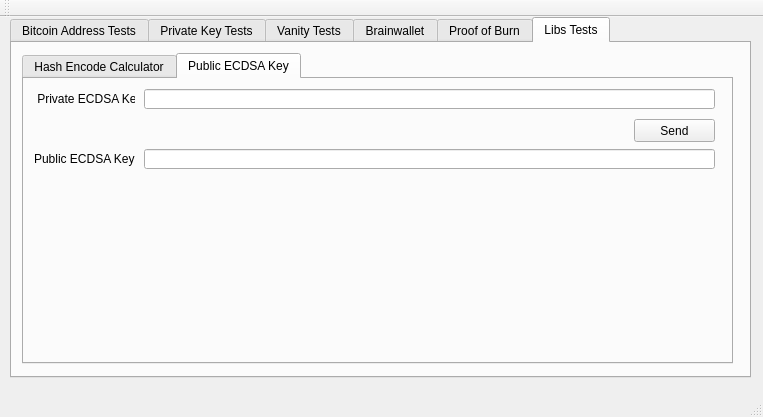
The window that src/bitcointests.ui (cosmycdevs/cryptotoolbox) describes before a commit, drawn with Qt 5.
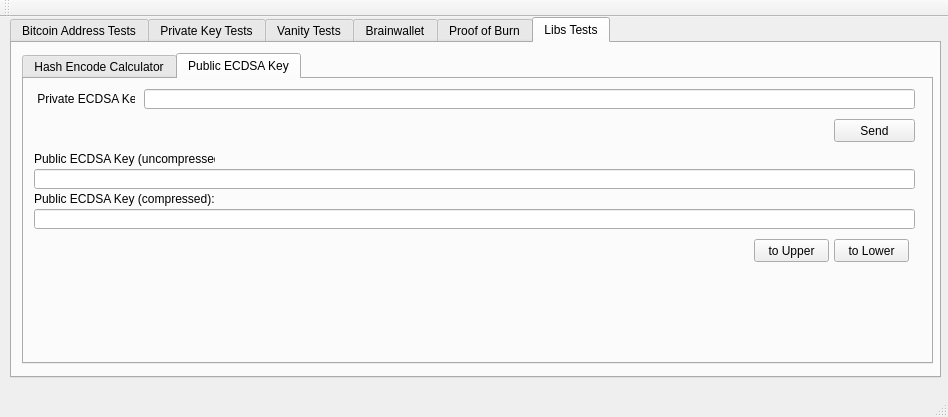
The same window after the commit. The open tabs and pages were chosen to show the change.

Patch:
```diff
--- a/src/bitcointests.ui
+++ b/src/bitcointests.ui
@@ -6,7 +6,7 @@
    <rect>
     <x>0</x>
     <y>0</y>
-    <width>763</width>
+    <width>948</width>
     <height>417</height>
    </rect>
   </property>
@@ -19,7 +19,7 @@
      <rect>
       <x>10</x>
       <y>0</y>
-      <width>741</width>
+      <width>931</width>
       <height>361</height>
      </rect>
     </property>
@@ -301,7 +301,7 @@
        <rect>
         <x>10</x>
         <y>10</y>
-        <width>711</width>
+        <width>911</width>
         <height>311</height>
        </rect>
       </property>
@@ -469,7 +469,7 @@
          <rect>
           <x>120</x>
           <y>10</y>
-          <width>571</width>
+          <width>771</width>
           <height>20</height>
          </rect>
         </property>
@@ -490,7 +490,7 @@
        <widget class="QPushButton" name="pushButton_CalcPublicECDSAKeyTests">
         <property name="geometry">
          <rect>
-          <x>610</x>
+          <x>810</x>
           <y>40</y>
           <width>81</width>
           <height>23</height>
@@ -505,24 +505,73 @@
          <rect>
           <x>10</x>
           <y>70</y>
-          <width>101</width>
+          <width>181</width>
           <height>20</height>
          </rect>
         </property>
         <property name="text">
-         <string>Public ECDSA Key:</string>
+         <string>Public ECDSA Key (uncompressed):</string>
         </property>
        </widget>
        <widget class="QLineEdit" name="lineEdit_PublicECDSAKeyTests">
         <property name="geometry">
          <rect>
-          <x>120</x>
-          <y>70</y>
-          <width>571</width>
+          <x>10</x>
+          <y>90</y>
+          <width>881</width>
           <height>20</height>
          </rect>
         </property>
        </widget>
+       <widget class="QLineEdit" name="lineEdit_PublicECDSAKeyTestsCompressed">
+        <property name="geometry">
+         <rect>
+          <x>10</x>
+          <y>130</y>
+          <width>881</width>
+          <height>20</height>
+         </rect>
+        </property>
+       </widget>
+       <widget class="QLabel" name="label_PublicECDSAKeyTestsCompressed">
+        <property name="geometry">
+         <rect>
+          <x>10</x>
+          <y>110</y>
+          <width>181</width>
+          <height>20</height>
+         </rect>
+        </property>
+        <property name="text">
+         <string>Public ECDSA Key (compressed):</string>
+        </property>
+       </widget>
+       <widget class="QPushButton" name="pushButton_PublicKeyECDAKeyToUpper">
+        <property name="geometry">
+         <rect>
+          <x>730</x>
+          <y>160</y>
+          <width>75</width>
+          <height>23</height>
+         </rect>
+        </property>
+        <property name="text">
+         <string>to Upper</string>
+        </property>
+       </widget>
+       <widget class="QPushButton" name="pushButton_PublicKeyECDAKeyToLower">
+        <property name="geometry">
+         <rect>
+          <x>810</x>
+          <y>160</y>
+          <width>75</width>
+          <height>23</height>
+         </rect>
+        </property>
+        <property name="text">
+         <string>to Lower</string>
+        </property>
+       </widget>
       </widget>
      </widget>
     </widget>
```
Left out of the diff: 40 changed lines with no effect on the pictures.
